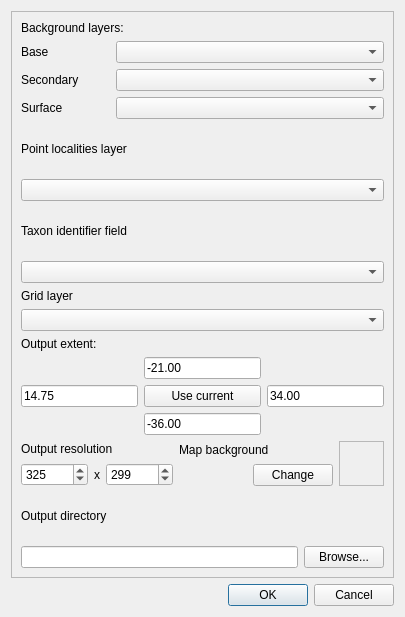
rudivs/DistroMap, file ui_distromap.ui: the form before one commit.
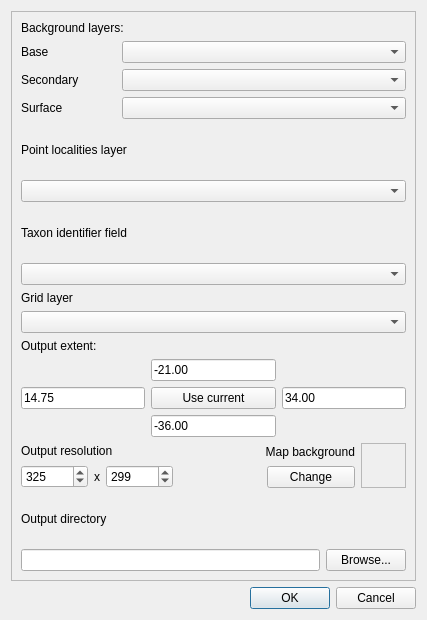
The form after the commit.

Commit message: Added logic behind background colour chooser. Closes #2.

The edit to the form file:
```diff
--- a/ui_distromap.ui
+++ b/ui_distromap.ui
@@ -6,8 +6,8 @@
    <rect>
     <x>0</x>
     <y>0</y>
-    <width>405</width>
-    <height>617</height>
+    <width>427</width>
+    <height>620</height>
    </rect>
   </property>
   <property name="windowTitle">
@@ -24,8 +24,8 @@
        <rect>
         <x>0</x>
         <y>0</y>
-        <width>399</width>
-        <height>562</height>
+        <width>407</width>
+        <height>567</height>
        </rect>
       </property>
       <layout class="QGridLayout" name="gridLayout_6">
@@ -105,6 +105,9 @@
                <property name="text">
                 <string>Map background</string>
                </property>
+               <property name="alignment">
+                <set>Qt::AlignRight|Qt::AlignTrailing|Qt::AlignVCenter</set>
+               </property>
               </widget>
              </item>
              <item>
```
The commit also changes 2 other files.
